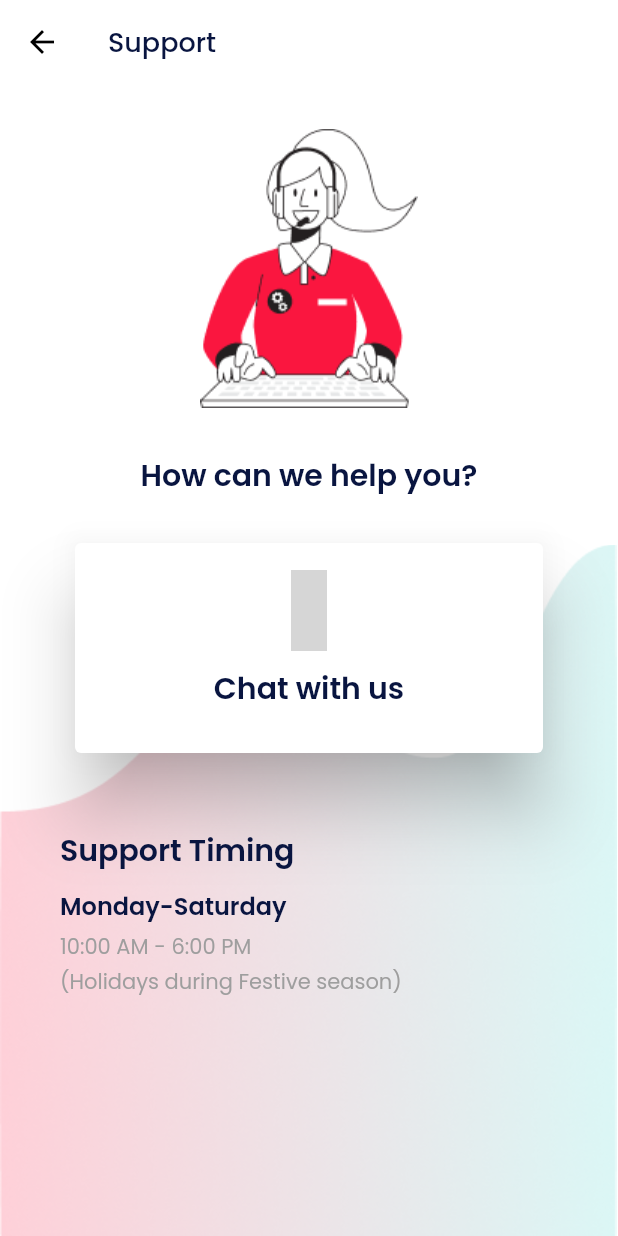
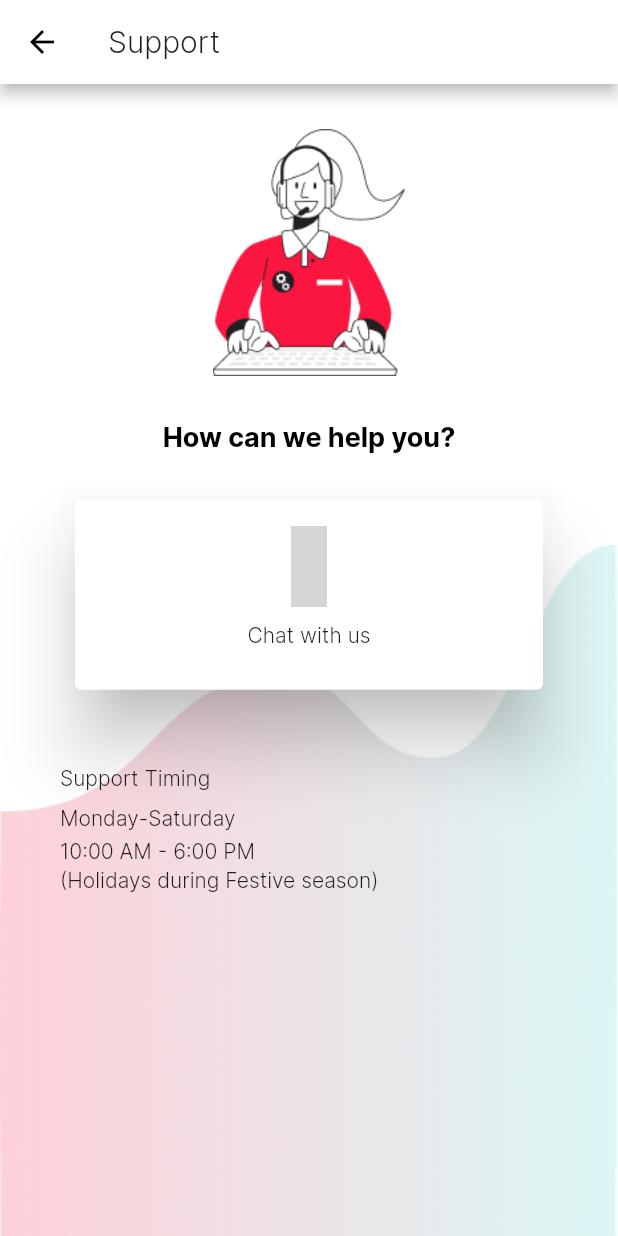
Before and after one commit to socialbrim/Breute, a Flutter app: the CustomerSupport screen opened directly, on a phone screen of 412 x 824 dp. Run offline on Flutter 3.47's test engine with Material 2 defaults, Android fonts, the phone set to English and light mode, and no system bars; our stand-ins replace country_code_picker, curved_navigation_bar, firebase_auth, firebase_core, firebase_database, firebase_storage and 11 more; missing offline and left inert: images_picker, slimy_card; accounts and stored records are empty; grey boxes are pictures that could not be loaded.

Commit message:
minor changes

```diff
--- a/lib/Screens/ChatScreen.dart
+++ b/lib/Screens/ChatScreen.dart
@@ -110,7 +110,6 @@ class _SupportState extends State<Support> {
         appBar: AppBar(
           title: Text('Chat with us'),
         ),
-        drawer: DrawerWidget(),
         body: Column(
           children: [
             Expanded(
--- a/lib/Screens/CustomerSupport.dart
+++ b/lib/Screens/CustomerSupport.dart
@@ -2,7 +2,7 @@ import 'package:flutter/material.dart';
 import 'package:google_fonts/google_fonts.dart';
 import 'package:hexcolor/hexcolor.dart';
 import 'package:material_design_icons_flutter/material_design_icons_flutter.dart';
-
+import '../main.dart';
 import 'ChatScreen.dart';
 
 // ignore: must_be_immutable
@@ -14,18 +14,14 @@ class CustomerSupport extends StatefulWidget {
 class _CustomerSupportState extends State<CustomerSupport> {
   @override
   Widget build(BuildContext context) {
+    var height = MediaQuery.of(context).size.height;
+    var width = MediaQuery.of(context).size.width;
     return SafeArea(
       child: Scaffold(
-        backgroundColor: Colors.white,
+        backgroundColor: theme.colorBackground,
         appBar: AppBar(
-          elevation: 0,
-          backgroundColor: Colors.white,
           title: Text(
             'Support',
-            style: GoogleFonts.poppins(
-              fontSize: 18,
-              color: HexColor('091540'),
-            ),
           ),
         ),
         body: Stack(
@@ -47,6 +43,7 @@ class _CustomerSupportState extends State<CustomerSupport> {
                 children: [
                   Center(
                     child: Container(
+                      height: height * 0.2,
                       child: Image.asset(
                         'assets/#358_it_support_flatline.png',
                       ),
@@ -58,11 +55,7 @@ class _CustomerSupportState extends State<CustomerSupport> {
                   Center(
                     child: Text(
                       'How can we help you?',
-                      style: GoogleFonts.poppins(
-                        color: HexColor('091540'),
-                        fontSize: 20,
-                        fontWeight: FontWeight.w600,
-                      ),
+                      style: theme.text18bold,
                     ),
                   ),
                   SizedBox(
@@ -94,11 +87,6 @@ class _CustomerSupportState extends State<CustomerSupport> {
                                   padding: EdgeInsets.all(10),
                                   child: Text(
                                     'Chat with us',
-                                    style: GoogleFonts.poppins(
-                                      color: HexColor('091540'),
-                                      fontSize: 20,
-                                      fontWeight: FontWeight.w600,
-                                    ),
                                   ),
                                 ),
                               ),
@@ -120,11 +108,6 @@ class _CustomerSupportState extends State<CustomerSupport> {
                         Container(
                           child: Text(
                             "Support Timing",
-                            style: GoogleFonts.poppins(
-                              color: HexColor('091540'),
-                              fontSize: 20,
-                              fontWeight: FontWeight.w600,
-                            ),
                           ),
                         ),
                         SizedBox(
@@ -133,11 +116,6 @@ class _CustomerSupportState extends State<CustomerSupport> {
                         Container(
                           child: Text(
                             'Monday-Saturday',
-                            style: GoogleFonts.poppins(
-                              color: HexColor('091540'),
-                              fontSize: 16,
-                              fontWeight: FontWeight.w600,
-                            ),
                           ),
                         ),
                         SizedBox(
@@ -146,10 +124,6 @@ class _CustomerSupportState extends State<CustomerSupport> {
                         Container(
                           child: Text(
                             '10:00 AM - 6:00 PM',
-                            style: GoogleFonts.poppins(
-                              color: Colors.grey,
-                              fontSize: 14,
-                            ),
                           ),
                         ),
                         SizedBox(
@@ -158,10 +132,6 @@ class _CustomerSupportState extends State<CustomerSupport> {
                         Container(
                           child: Text(
                             '(Holidays during Festive season)',
-                            style: GoogleFonts.poppins(
-                              color: Colors.grey,
-                              fontSize: 14,
-                            ),
                           ),
                         ),
                       ],
--- a/lib/Screens/HomeScreen.dart
+++ b/lib/Screens/HomeScreen.dart
@@ -163,8 +163,8 @@ class _HomeScreenState extends State<HomeScreen> {
     // ignore: deprecated_member_use
     await flutterLocalNotificationsPlugin.schedule(
       2,
-      'Hey Wake Up!',
-      'Time For a Morning Break Fast',
+      'Hey!',
+      'Time For Lunch!',
       _nextInstanceOfNextAfterNoon(),
       const NotificationDetails(
         android: AndroidNotificationDetails(
@@ -197,8 +197,8 @@ class _HomeScreenState extends State<HomeScreen> {
     // ignore: deprecated_member_use
     await flutterLocalNotificationsPlugin.schedule(
       3,
-      'Hey Wake Up!',
-      'Time For a Morning Break Fast',
+      'Hey',
+      'Time For Dinner!',
       _nextInstanceOfNextEvening(),
       const NotificationDetails(
         android: AndroidNotificationDetails(
```
Also changed, not shown: 1 other file.
